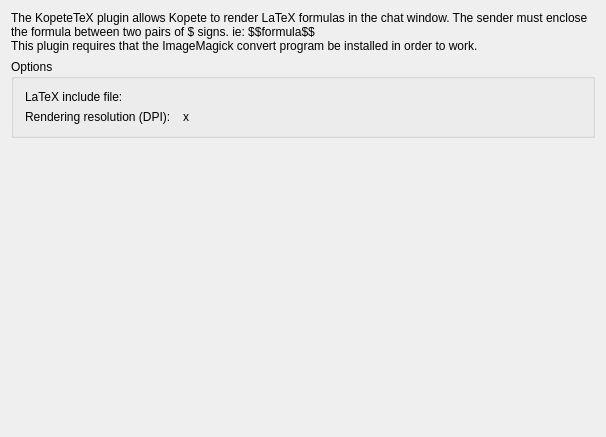
Above: plugins/latex/latexprefsbase.ui from KDE/kopete before the change. Below: the same form after it.
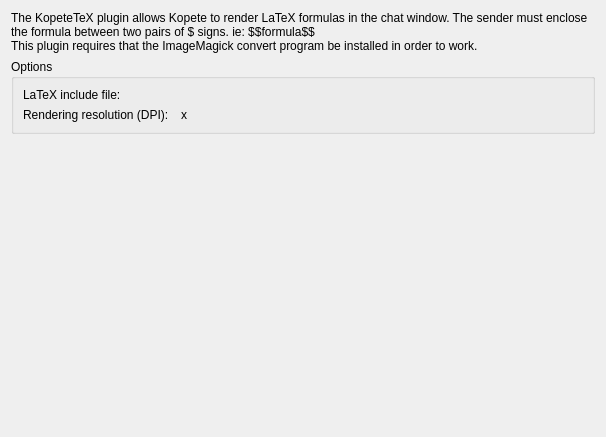
That is the form after the change. Custom widgets are drawn as their Qt base class.

The edit to the form file:
```diff
--- a/plugins/latex/latexprefsbase.ui
+++ b/plugins/latex/latexprefsbase.ui
@@ -104,7 +104,6 @@
    </item>
   </layout>
  </widget>
- <layoutdefault spacing="6" margin="11" />
   <customwidgets>
   <customwidget>
    <class>KIntNumInput</class>
```
